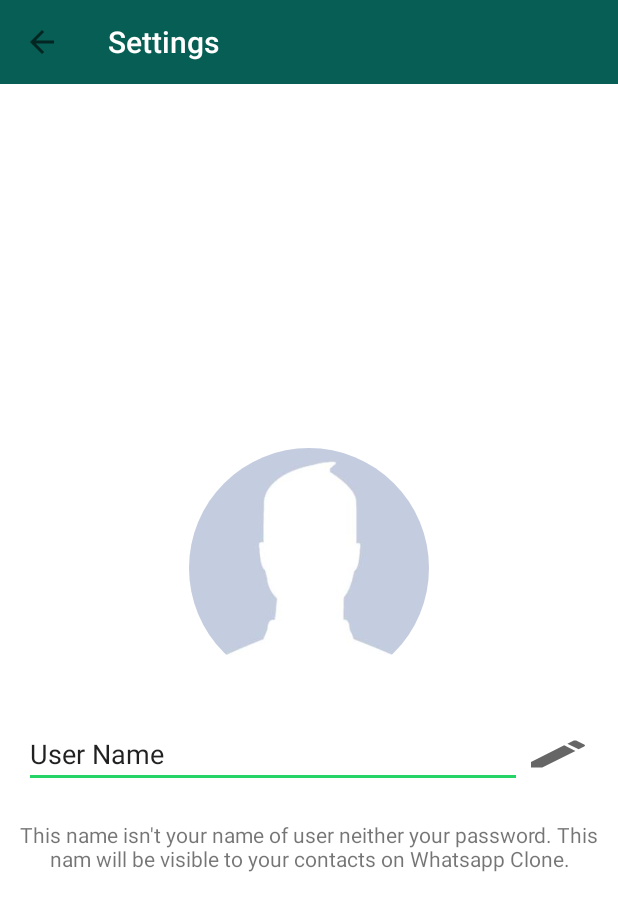
After one commit to BLimaM4I/whatsappclone, an Android app: the SettingsActivity screen opened directly, with no data from a screen before it, on a phone screen of 412 x 824 dp. The commit adds this screen. Shown: the top 911 px of the screen. Run offline under Robolectric (Android 15) with nearby library versions, the phone set to English and light mode, and no system bars; our stand-ins replace CircleImageView.

Commit message:
first version settings activity

```diff
--- a/app/build.gradle
+++ b/app/build.gradle
@@ -48,6 +48,10 @@ dependencies {
     implementation 'com.ogaclejapan.smarttablayout:library:2.0.0@aar'
     //Optional: see how to use the utility.
     implementation 'com.ogaclejapan.smarttablayout:utils-v4:2.0.0@aar'
+
+    //circle images
+    implementation 'de.hdodenhof:circleimageview:3.1.0'
+
 }
 
 // ADD THIS AT THE BOTTOM
--- a/app/src/main/AndroidManifest.xml
+++ b/app/src/main/AndroidManifest.xml
@@ -9,12 +9,12 @@
         android:roundIcon="@mipmap/ic_launcher_round"
         android:supportsRtl="true"
         android:theme="@style/Theme.WhatsAppClone">
-        <activity android:name=".activity.RegisterActivity"></activity>
+        <activity android:name=".activity.SettingsActivity" android:parentActivityName=".activity.MainActivity" />
+        <activity android:name=".activity.RegisterActivity" />
         <activity android:name=".activity.MainActivity" />
         <activity android:name=".activity.LoginActivity">
             <intent-filter>
                 <action android:name="android.intent.action.MAIN" />
-
                 <category android:name="android.intent.category.LAUNCHER" />
             </intent-filter>
         </activity>
--- a/app/src/main/java/com/m4i/manutencao/whatsappclone/activity/MainActivity.java
+++ b/app/src/main/java/com/m4i/manutencao/whatsappclone/activity/MainActivity.java
@@ -1,5 +1,6 @@
 package com.m4i.manutencao.whatsappclone.activity;
 
+import android.content.Intent;
 import android.view.Menu;
 import android.view.MenuInflater;
 import android.view.MenuItem;
@@ -64,9 +65,12 @@ public class MainActivity extends AppCompatActivity {
 
         switch (item.getItemId()) {
 
-            case R.id.Exit:
+            case R.id.menu_exit:
                 logOffUser();
                 finish();
+                break;
+            case R.id.menu_settings:
+                openSettingsActivity();
                 break;
         }
 
@@ -80,4 +84,10 @@ public class MainActivity extends AppCompatActivity {
             e.printStackTrace();
         }
     }
+
+    public void openSettingsActivity() {
+        Intent intent = new Intent(MainActivity.this,SettingsActivity.class);
+        startActivity(intent);
+    }
+
 }
--- /dev/null
+++ b/app/src/main/java/com/m4i/manutencao/whatsappclone/activity/SettingsActivity.java
@@ -0,0 +1,21 @@
+package com.m4i.manutencao.whatsappclone.activity;
+
+import androidx.appcompat.app.AppCompatActivity;
+import android.os.Bundle;
+import androidx.appcompat.widget.Toolbar;
+import com.m4i.manutencao.whatsappclone.R;
+
+public class SettingsActivity extends AppCompatActivity {
+
+    @Override
+    protected void onCreate(Bundle savedInstanceState) {
+        super.onCreate(savedInstanceState);
+        setContentView(R.layout.activity_settings);
+
+        Toolbar toolbar = findViewById(R.id.MainToolbar);
+        toolbar.setTitle("Settings");
+        setSupportActionBar(toolbar);
+
+        getSupportActionBar().setDisplayHomeAsUpEnabled(true); //Show back arrow
+    }
+}
--- /dev/null
+++ b/app/src/main/res/drawable/ic_baseline_edit_green_24.xml
@@ -0,0 +1,10 @@
+<vector xmlns:android="http://schemas.android.com/apk/res/android"
+    android:width="24dp"
+    android:height="24dp"
+    android:viewportWidth="24"
+    android:viewportHeight="24"
+    android:tint="?attr/colorControlNormal">
+  <path
+      android:fillColor="#075e54"
+      android:pathData="M3,17.25V21h3.75L17.81,9.94l-3.75,-3.75L3,17.25zM20.71,7.04c0.39,-0.39 0.39,-1.02 0,-1.41l-2.34,-2.34c-0.39,-0.39 -1.02,-0.39 -1.41,0l-1.83,1.83 3.75,3.75 1.83,-1.83z"/>
+</vector>
--- a/app/src/main/res/layout/activity_main.xml
+++ b/app/src/main/res/layout/activity_main.xml
@@ -7,11 +7,11 @@
     android:orientation="vertical"
     tools:context=".activity.MainActivity">
 
-    <include layout="@layout/toolbar"/>
-
+    <include layout="@layout/toolbar" />
 
     <com.ogaclejapan.smarttablayout.SmartTabLayout
         android:id="@+id/viewPagerTab"
+        android:background="@color/colorPrimary"
         android:layout_width="match_parent"
         android:layout_height="48dp"
         app:stl_indicatorAlwaysInCenter="false"
@@ -19,7 +19,7 @@
         app:stl_indicatorInFront="false"
         app:stl_indicatorInterpolation="smart"
         app:stl_indicatorGravity="bottom"
-        app:stl_indicatorColor="#40C4FF"
+        app:stl_indicatorColor="#FFF"
         app:stl_indicatorThickness="4dp"
         app:stl_indicatorWidth="auto"
         app:stl_indicatorCornerRadius="2dp"
@@ -27,27 +27,23 @@
         app:stl_overlineThickness="0dp"
         app:stl_underlineColor="#4D000000"
         app:stl_underlineThickness="1dp"
-        app:stl_dividerColor="#4D000000"
+        app:stl_dividerColor="@android:color/transparent"
         app:stl_dividerThickness="1dp"
-        app:stl_defaultTabBackground="?attr/selectableItemBackground"
         app:stl_defaultTabTextAllCaps="true"
-        app:stl_defaultTabTextColor="#FC000000"
+        app:stl_defaultTabTextColor="#FFF"
         app:stl_defaultTabTextSize="12sp"
         app:stl_defaultTabTextHorizontalPadding="16dp"
         app:stl_defaultTabTextMinWidth="0dp"
-        app:stl_distributeEvenly="false"
+        app:stl_distributeEvenly="true"
         app:stl_clickable="true"
         app:stl_titleOffset="24dp"
-        app:stl_drawDecorationAfterTab="false"
-        />
+        app:stl_drawDecorationAfterTab="false" />
 
     <androidx.viewpager.widget.ViewPager
         android:id="@+id/viewPager"
         android:layout_width="match_parent"
         android:layout_height="match_parent"
-        android:layout_below="@id/viewPagerTab"
-        />
-
+        android:layout_below="@id/viewPagerTab" />
 
 
 </LinearLayout>
--- /dev/null
+++ b/app/src/main/res/layout/activity_settings.xml
@@ -0,0 +1,81 @@
+<?xml version="1.0" encoding="utf-8"?>
+<androidx.constraintlayout.widget.ConstraintLayout xmlns:android="http://schemas.android.com/apk/res/android"
+    xmlns:app="http://schemas.android.com/apk/res-auto"
+    xmlns:tools="http://schemas.android.com/tools"
+    android:layout_width="match_parent"
+    android:layout_height="match_parent"
+    android:background="@android:color/white"
+    tools:context=".activity.SettingsActivity">
+
+    <include
+        android:id="@+id/include"
+        layout="@layout/toolbar"
+        android:layout_width="0dp"
+        android:layout_height="wrap_content"
+        app:layout_constraintEnd_toEndOf="parent"
+        app:layout_constraintStart_toStartOf="parent"
+        app:layout_constraintTop_toTopOf="parent" />
+
+    <de.hdodenhof.circleimageview.CircleImageView
+        android:id="@+id/circleImageViewProfilePhoto"
+        android:layout_width="160dp"
+        android:layout_height="160dp"
+        android:layout_marginBottom="16dp"
+        android:src="@drawable/standard_photo_24"
+        app:layout_constraintBottom_toTopOf="@+id/linearLayout"
+        app:layout_constraintEnd_toEndOf="parent"
+        app:layout_constraintStart_toStartOf="parent"
+        app:layout_constraintTop_toBottomOf="@+id/include"
+        app:layout_constraintVertical_chainStyle="packed" />
+
+    <LinearLayout
+        android:id="@+id/linearLayout"
+        android:layout_width="0dp"
+        android:layout_height="wrap_content"
+        android:layout_marginBottom="16dp"
+        android:background="@android:color/white"
+        android:orientation="horizontal"
+        android:paddingLeft="16dp"
+        android:paddingTop="5dp"
+        android:paddingRight="16dp"
+        android:paddingBottom="5dp"
+        app:layout_constraintBottom_toTopOf="@+id/textView2"
+        app:layout_constraintEnd_toEndOf="parent"
+        app:layout_constraintHorizontal_bias="0.5"
+        app:layout_constraintStart_toStartOf="parent"
+        app:layout_constraintTop_toBottomOf="@+id/circleImageViewProfilePhoto">
+
+        <EditText
+            android:id="@+id/editTextTextPersonName"
+            android:layout_width="wrap_content"
+            android:layout_height="wrap_content"
+            android:layout_weight="5"
+            android:ems="10"
+            android:inputType="textPersonName"
+            android:text="User Name" />
+
+        <ImageView
+            android:id="@+id/imageView3"
+            android:layout_width="24dp"
+            android:layout_height="24dp"
+            android:layout_gravity="center_vertical"
+            android:layout_weight="1"
+            android:background="@drawable/ic_baseline_edit_green_24" />
+    </LinearLayout>
+
+    <TextView
+        android:id="@+id/textView2"
+        android:layout_width="wrap_content"
+        android:layout_height="wrap_content"
+        android:layout_marginStart="24dp"
+        android:layout_marginEnd="24dp"
+        android:text="This name isn't your name of user neither your password. This nam will be visible to your contacts on Whatsapp Clone."
+        android:textAlignment="center"
+        app:layout_constraintBottom_toBottomOf="parent"
+        app:layout_constraintEnd_toEndOf="parent"
+        app:layout_constraintHorizontal_bias="0.5"
+        app:layout_constraintStart_toStartOf="parent"
+        app:layout_constraintTop_toBottomOf="@+id/linearLayout" />
+
+
+</androidx.constraintlayout.widget.ConstraintLayout>
--- a/app/src/main/res/menu/menu_main.xml
+++ b/app/src/main/res/menu/menu_main.xml
@@ -6,11 +6,11 @@
         app:showAsAction="always"
         android:icon="@drawable/ic_baseline_search_24"
         />
-    <item android:id="@+id/Configurations"
-        android:title="Configurations"
+    <item android:id="@+id/menu_settings"
+        android:title="Settings"
         app:showAsAction="never"
         />
-    <item android:id="@+id/Exit"
+    <item android:id="@+id/menu_exit"
         android:title="Exit"
         app:showAsAction="never"
         />
--- a/app/src/main/res/values/colors.xml
+++ b/app/src/main/res/values/colors.xml
@@ -11,5 +11,6 @@
     <color name="colorPrimary">#075E54</color>
     <color name="colorPrimaryDark">#054D44</color>
     <color name="colorAccent">#25D366</color>
+    <color name="light_gray">#EEEEEE</color>
 
 </resources>
```
Also changed, not shown: app/src/main/res/drawable-v24/standard_photo_24.jpg (added).
